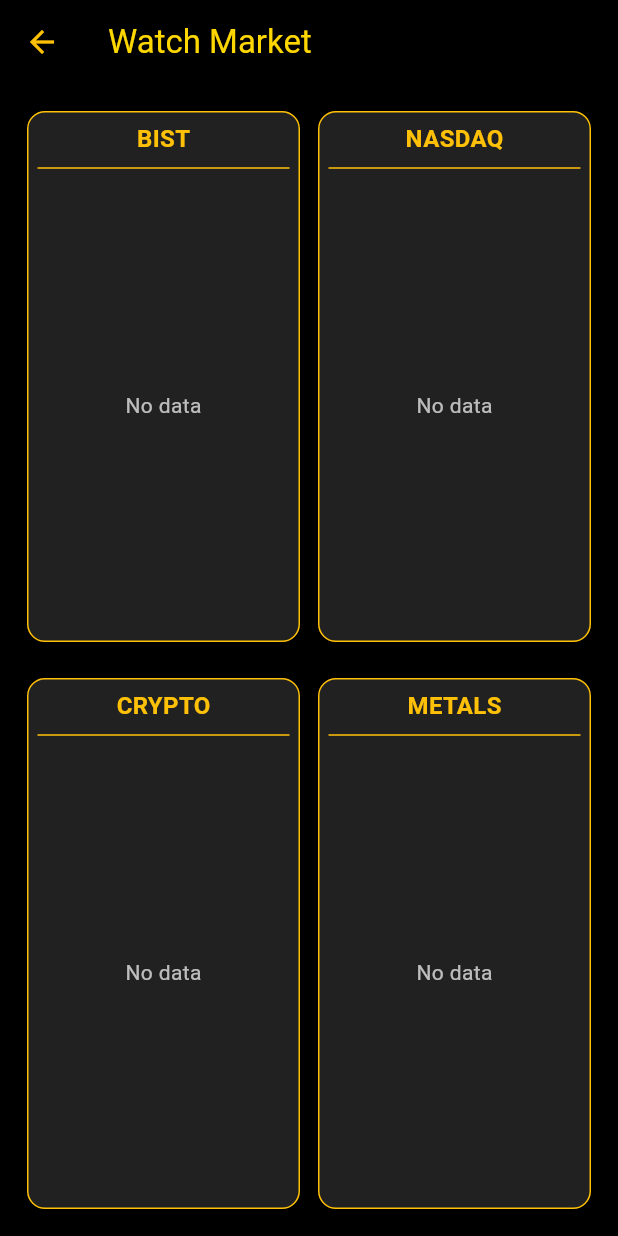
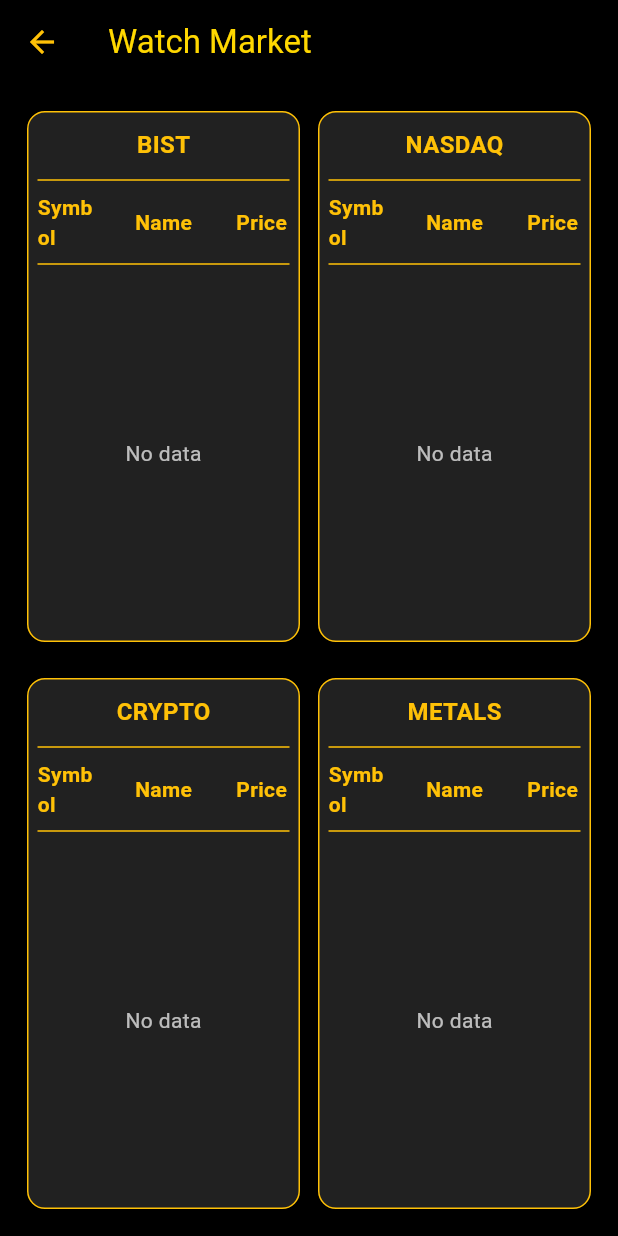
Before and after one commit to salihsefer36/Market-Watcher, a Flutter app: the screen it shows after launch, after a tap on "Watch Market", on a phone screen of 412 x 824 dp. Run offline on Flutter 3.47's test engine with Material 3 defaults, Android fonts, the phone set to English and light mode, and no system bars; our stand-ins replace firebase_auth, firebase_core, firebase_messaging, flutter_slidable, google_sign_in; accounts and stored records are empty; network calls fail.

Commit message:
Frontend Revisations & Backend Data Additions

```diff
--- a/market_watcher_app/lib/main.dart
+++ b/market_watcher_app/lib/main.dart
@@ -546,7 +546,7 @@
 }
 
 class _WatchMarketPageState extends State<WatchMarketPage> {
-  final String backendBaseUrl = "http://127.0.0.1:8000"; // backend URL
+  final String backendBaseUrl = "http://127.0.0.1:8000"; // Backend URL
   Map<String, List<Map<String, dynamic>>> marketData = {
     "BIST": [],
     "NASDAQ": [],
@@ -563,32 +563,110 @@
 
   Future<void> fetchAllMarkets() async {
     setState(() => loading = true);
+    try {
+      final responses = await Future.wait([
+        http.get(Uri.parse("$backendBaseUrl/symbols_with_name?market=BIST")),
+        http.get(Uri.parse("$backendBaseUrl/symbols_with_name?market=NASDAQ")),
+        http.get(Uri.parse("$backendBaseUrl/symbols_with_name?market=CRYPTO")),
+        http.get(Uri.parse("$backendBaseUrl/metals")),
+      ]);
 
-    try {
-      final bistRes = await http.get(Uri.parse("$backendBaseUrl/bist_prices"));
-      final nasdaqRes = await http.get(Uri.parse("$backendBaseUrl/nasdaq_prices"));
-      final cryptoRes = await http.get(Uri.parse("$backendBaseUrl/crypto_prices"));
-      final metalsRes = await http.get(Uri.parse("$backendBaseUrl/metals"));
+      final bistSymbolsRes = responses[0];
+      final nasdaqSymbolsRes = responses[1];
+      final cryptoSymbolsRes = responses[2];
+      final metalsRes = responses[3];
 
-      if (bistRes.statusCode == 200) {
-        marketData["BIST"] = List<Map<String, dynamic>>.from(jsonDecode(bistRes.body));
+      if (bistSymbolsRes.statusCode == 200) {
+        List<dynamic> list = jsonDecode(bistSymbolsRes.body);
+        marketData["BIST"] = list.map<Map<String, dynamic>>((e) {
+          return {
+            "symbol": e['symbol'] ?? '',
+            "name": e['name'] ?? e['symbol'] ?? '',
+            "price": null,
+          };
+        }).toList();
       }
-      if (nasdaqRes.statusCode == 200) {
-        marketData["NASDAQ"] = List<Map<String, dynamic>>.from(jsonDecode(nasdaqRes.body));
+
+      if (nasdaqSymbolsRes.statusCode == 200) {
+        List<dynamic> list = jsonDecode(nasdaqSymbolsRes.body);
+        marketData["NASDAQ"] = list.map<Map<String, dynamic>>((e) {
+          return {
+            "symbol": e['symbol'] ?? '',
+            "name": e['name'] ?? e['symbol'] ?? '',
+            "price": null,
+          };
+        }).toList();
       }
-      if (cryptoRes.statusCode == 200) {
-        marketData["CRYPTO"] = List<Map<String, dynamic>>.from(jsonDecode(cryptoRes.body));
+
+      if (cryptoSymbolsRes.statusCode == 200) {
+        List<dynamic> list = jsonDecode(cryptoSymbolsRes.body);
+        marketData["CRYPTO"] = list.map<Map<String, dynamic>>((e) {
+          return {
+            "symbol": e['symbol'] ?? '',
+            "name": e['name'] ?? e['symbol'] ?? '',
+            "price": null,
+          };
+        }).toList();
       }
+
       if (metalsRes.statusCode == 200) {
-        final metalsMap = Map<String, dynamic>.from(jsonDecode(metalsRes.body));
-        marketData["METALS"] = metalsMap.entries
-            .map((e) => {"symbol": e.key, "price": e.value})
-            .toList();
+        Map<String, dynamic> metalsMap = jsonDecode(metalsRes.body);
+        marketData["METALS"] = metalsMap.entries.map<Map<String, dynamic>>((e) {
+          final priceValue = e.value;
+          double? price;
+          if (priceValue != null && (priceValue is num)) {
+            price = priceValue.toDouble();
+          }
+          return {
+            "symbol": e.key,
+            "name": e.key,
+            "price": price,
+          };
+        }).toList();
       }
+
+      // Şimdi fiyatları ayrı endpointten çekip güncelleyelim
+      await fetchAllPrices();
+
     } catch (e) {
       print("Error fetching market data: $e");
     } finally {
       setState(() => loading = false);
+    }
+  }
+
+  Future<void> fetchAllPrices() async {
+    try {
+      final res = await http.get(Uri.parse("$backendBaseUrl/prices"));
+      if (res.statusCode == 200) {
+        List<dynamic> pricesList = jsonDecode(res.body);
+        Map<String, double?> priceMap = {};
+        for (var p in pricesList) {
+          if (p['symbol'] != null) {
+            final key = p['symbol'];
+            final priceValue = p['price'];
+            double? price;
+            if (priceValue != null && priceValue is num) {
+              price = priceValue.toDouble();
+            }
+            priceMap[key] = price;
+          }
+        }
+
+        // Fiyatları marketData ile eşleştir
+        marketData.forEach((market, list) {
+          for (var item in list) {
+            final sym = item['symbol'];
+            if (sym != null && priceMap.containsKey(sym)) {
+              item['price'] = priceMap[sym];
+            }
+          }
+        });
+      }
+    } catch (e) {
+      print("Error fetching prices: $e");
+    } finally {
+      setState(() {});
     }
   }
 
@@ -646,11 +724,30 @@
         ),
         child: Column(
           children: [
-            Text(
-              market,
-              style: const TextStyle(color: Colors.amber, fontWeight: FontWeight.bold, fontSize: 16),
+            // Market başlığı
+            Padding(
+              padding: const EdgeInsets.symmetric(vertical: 4),
+              child: Center(
+                child: Text(
+                  market,
+                  style: const TextStyle(
+                      color: Colors.amber,
+                      fontWeight: FontWeight.bold,
+                      fontSize: 16),
+                ),
+              ),
             ),
             const Divider(color: Colors.amber),
+            // Sütun başlıkları
+            Row(
+              children: const [
+                Expanded(flex: 2, child: Center(child: Text("Symbol", style: TextStyle(color: Colors.amber, fontWeight: FontWeight.bold)))),
+                Expanded(flex: 5, child: Center(child: Text("Name", style: TextStyle(color: Colors.amber, fontWeight: FontWeight.bold)))),
+                Expanded(flex: 2, child: Center(child: Text("Price", style: TextStyle(color: Colors.amber, fontWeight: FontWeight.bold)))),
+              ],
+            ),
+            const Divider(color: Colors.amber),
+            // Liste
             Expanded(
               child: data.isEmpty
                   ? const Center(child: Text("No data", style: TextStyle(color: Colors.white70)))
@@ -658,11 +755,18 @@
                       itemCount: data.length,
                       itemBuilder: (context, index) {
                         final item = data[index];
-                        return ListTile(
-                          dense: true,
-                          title: Text(
-                            "${item['symbol']}: ${item['price'] ?? 'N/A'}",
-                            style: const TextStyle(color: Colors.white, fontSize: 14),
+                        final priceValue = item['price'];
+                        String displayPrice = (priceValue != null && priceValue is num)
+                            ? priceValue.toString()
+                            : 'N/A';
+                        return Padding(
+                          padding: const EdgeInsets.symmetric(vertical: 2),
+                          child: Row(
+                            children: [
+                              Expanded(flex: 2, child: Center(child: Text(item['symbol'] ?? '', style: const TextStyle(color: Colors.white, fontSize: 14)))),
+                              Expanded(flex: 5, child: Center(child: Text(item['name'] ?? '', style: const TextStyle(color: Colors.white70, fontSize: 14)))),
+                              Expanded(flex: 2, child: Center(child: Text(displayPrice, style: const TextStyle(color: Colors.amber, fontSize: 14)))),
+                            ],
                           ),
                         );
                       },
```
Also changed, not shown: 1 other file.
